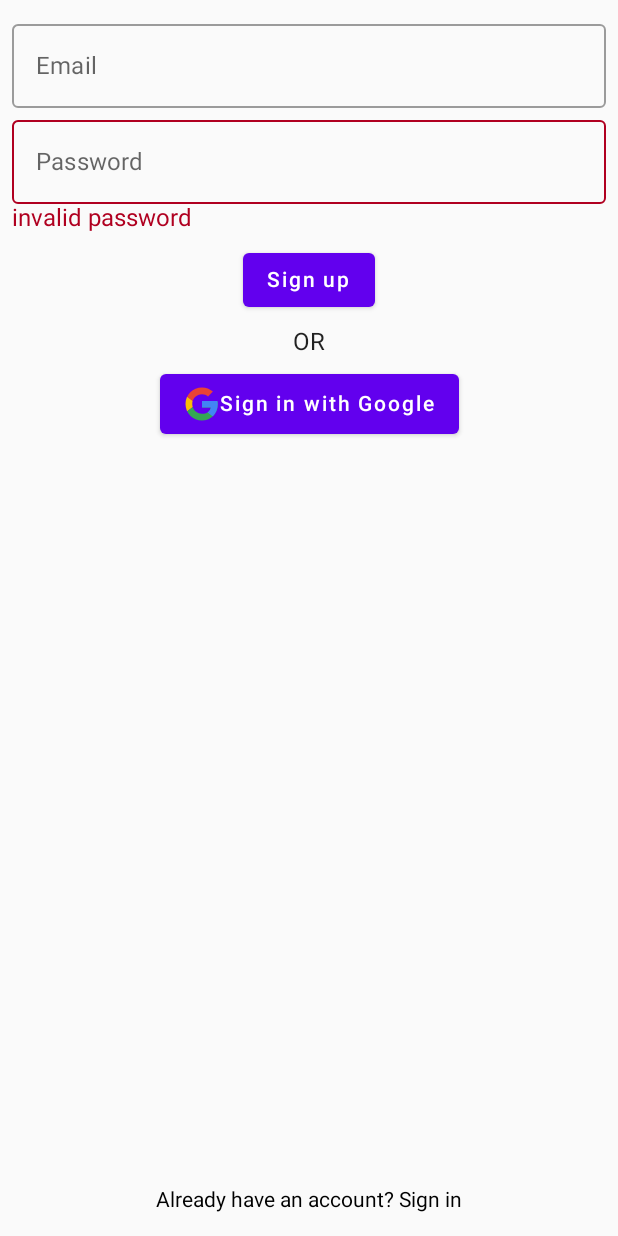
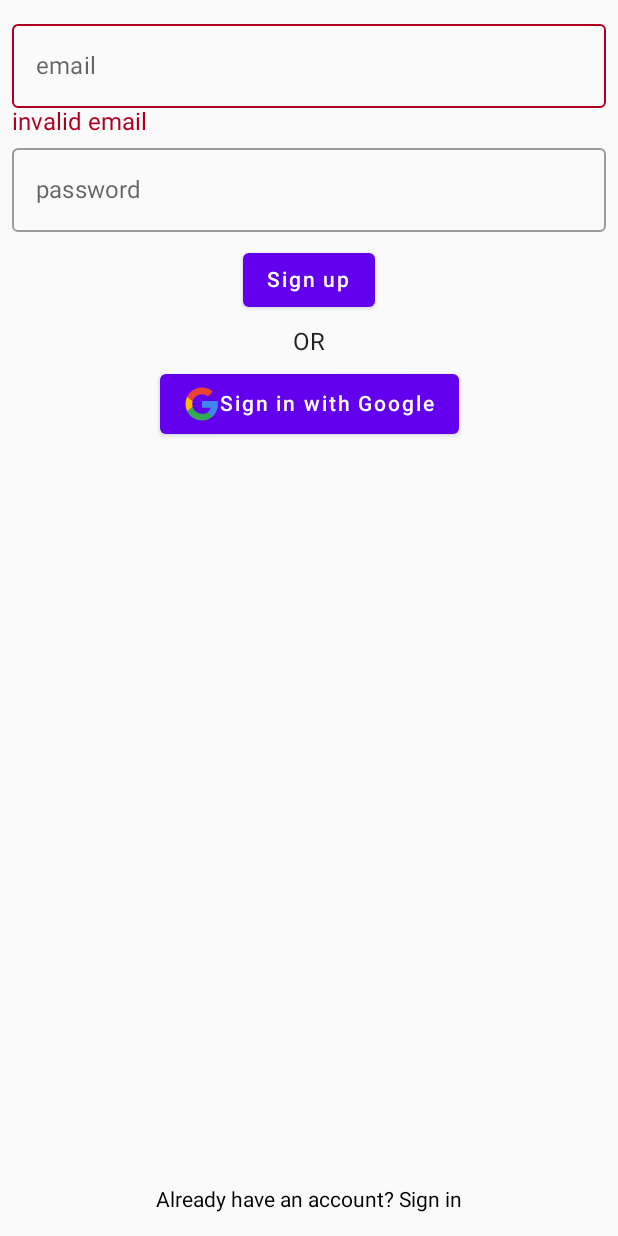
Before and after one commit to kogorbach/colivery, an Android app built with Jetpack Compose: the screen it shows after launch (AuthActivity), on a phone screen of 412 x 824 dp. Run offline under Robolectric (Android 15) with nearby library versions, the phone set to English and light mode, and no system bars; our stand-ins replace Dagger/Hilt's generated code, livedata-compose.

Commit message:
unified email and password composables

```diff
--- a/app/src/main/java/shpp/myapplication/colivery/presentation/auth/AuthComposable.kt
+++ b/app/src/main/java/shpp/myapplication/colivery/presentation/auth/AuthComposable.kt
@@ -1,9 +1,7 @@
 package shpp.myapplication.colivery.presentation.auth
 
 import android.content.Intent
-import android.util.Log
 import androidx.compose.foundation.Image
-import androidx.compose.foundation.clickable
 import androidx.compose.foundation.layout.*
 import androidx.compose.foundation.text.ClickableText
 import androidx.compose.material.Button
@@ -14,8 +12,6 @@ import androidx.compose.runtime.*
 import androidx.compose.runtime.livedata.observeAsState
 import androidx.compose.ui.Alignment
 import androidx.compose.ui.Modifier
-import androidx.compose.ui.focus.FocusRequester
-import androidx.compose.ui.focus.focusRequester
 import androidx.compose.ui.focus.onFocusChanged
 import androidx.compose.ui.platform.LocalContext
 import androidx.compose.ui.res.painterResource
@@ -47,23 +43,23 @@ fun AuthComposable(
             val focus by remember {
                 mutableStateOf(false)
             }
-            EmailTextField(
+            AuthTextField(
                 emailState = viewModel.emailLiveData.observeAsState(),
                 errorState = viewModel.emailError.observeAsState(),
-                modifier = Modifier.fillMaxWidth(),
                 onChange = { viewModel.onEmailChange(it) },
-                onUnfocus = {
-                    viewModel.unfocus()
-                    viewModel.onEmailChange()
-                },
-                onFocus = { viewModel.emailWasFocused = true }
+                onUnfocus = { viewModel.emailUnfocus() },
+                onFocus = { viewModel.emailWasFocused = true },
+                label = "email",
+                modifier = Modifier.fillMaxWidth()
             )
-            PasswordTextField(
-                passwordState = viewModel.passwordLiveData.observeAsState(),
+            AuthTextField(
+                emailState = viewModel.passwordLiveData.observeAsState(),
                 errorState = viewModel.passwordError.observeAsState(),
                 onChange = { viewModel.onPasswordChange(it) },
-                modifier = Modifier.fillMaxWidth(),
-                onUnfocus = { viewModel.passwordFocusLost = true }
+                onUnfocus = { viewModel.passwordUnfocus() },
+                onFocus = { viewModel.passwordWasFocused = true },
+                label = "password",
+                modifier = Modifier.fillMaxWidth()
             )
             Spacer(modifier = Modifier.height(8.dp))
             AuthButton(
@@ -105,76 +101,40 @@ fun AuthComposable(
 }
 
 @Composable
-private fun EmailTextField(
+private fun AuthTextField(
     emailState: State<String?>,
     errorState: State<Boolean?>,
     onChange: (String) -> Unit,
     onUnfocus: () -> Unit,
     onFocus: () -> Unit,
-    modifier: Modifier
+    modifier: Modifier,
+    label: String,
 ) {
     val input by remember { emailState }
-    val focusRequester = remember { FocusRequester() }
 
     Column(modifier = modifier) {
         OutlinedTextField(
             value = input ?: "",
             modifier = modifier
-                .semantics { contentDescription = "email input" }
+                .semantics { contentDescription = "$label input" }
                 .onFocusChanged {
-                    Log.d("EmailTextField", "$it")
                     if (it.isFocused) {
                         onFocus()
-                        Log.d("EmailTextField", "!!!!onFocus!!!!!")
                     }
                     if (!it.hasFocus) {
                         onUnfocus()
-                        Log.d("EmailTextField", "!!!!onUnfocus!!!!")
                     }
-                }
-                .focusRequester(focusRequester)
-                .clickable { },
+                },
             onValueChange = onChange,
-            label = { Text(text = "Email") },
+            label = { Text(text = label) },
             isError = errorState.value ?: false
         )
 
         if (errorState.value == true) {
             Text(
-                text = "invalid email",
+                text = "invalid $label",
                 color = MaterialTheme.colors.error,
-                modifier = Modifier.semantics { contentDescription = "email error" })
-        }
-    }
-}
-
-@Composable
-private fun PasswordTextField(
-    passwordState: State<String?>,
-    errorState: State<Boolean?>,
-    onChange: (String) -> Unit,
-    onUnfocus: () -> Unit,
-    modifier: Modifier
-) {
-    Column(modifier = modifier) {
-        OutlinedTextField(
-            value = passwordState.value ?: "",
-            modifier = modifier
-                .semantics { contentDescription = "password input" }
-                .onFocusChanged {
-                    if (!it.isFocused) {
-                        onUnfocus()
-                    }
-                },
-            onValueChange = onChange,
-            label = { Text(text = "Password") },
-            isError = errorState.value ?: false
-        )
-        if (errorState.value == true) {
-            Text(
-                text = "invalid password",
-                color = MaterialTheme.colors.error,
-                modifier = Modifier.semantics { contentDescription = "password error" })
+                modifier = Modifier.semantics { contentDescription = "$label error" })
         }
     }
 }
--- a/app/src/main/java/shpp/myapplication/colivery/presentation/auth/AuthViewModel.kt
+++ b/app/src/main/java/shpp/myapplication/colivery/presentation/auth/AuthViewModel.kt
@@ -50,9 +50,17 @@ class AuthViewModel @Inject constructor() : ViewModel() {
         }
     }
 
-    fun unfocus() {
+    fun emailUnfocus() {
         if (emailWasFocused) {
             emailFocusLost = true
+            onEmailChange()
+        }
+    }
+
+    fun passwordUnfocus() {
+        if (passwordWasFocused) {
+            passwordFocusLost = true
+            onPasswordChange()
         }
     }
 
@@ -60,7 +68,7 @@ class AuthViewModel @Inject constructor() : ViewModel() {
         emailLiveData.value = input
     }
 
-    fun onPasswordChange(input: String) {
+    fun onPasswordChange(input: String = passwordLiveData.value!!) {
         passwordLiveData.value = input
     }
 
```
